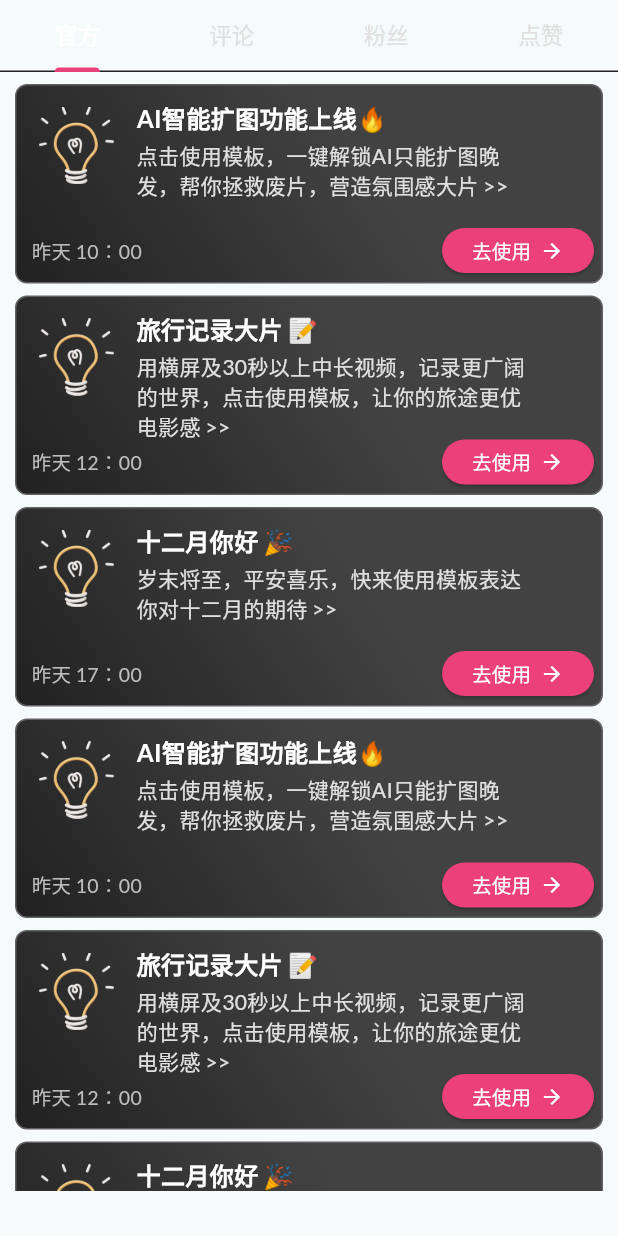
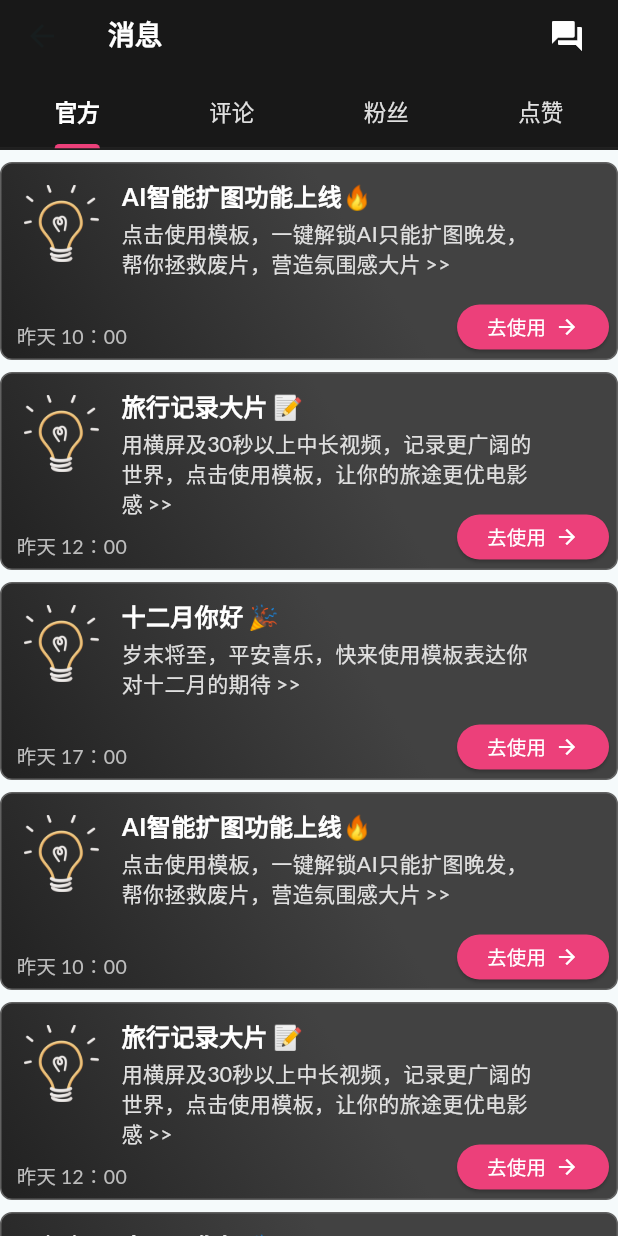
Before and after one commit to Cc-Edit/CcClipApp, a Flutter app: the MessageList screen opened directly, on a phone screen of 412 x 824 dp. Run offline on Flutter 3.47's test engine with Material 3 defaults, Android fonts, the phone set to English and light mode, and no system bars; our stand-ins replace card_swiper, flutter_mobx, google_fonts, mobx; generated files the repository leaves out were written again.

Commit message:
个人主页

```diff
--- a/lib/component/ListItem/MessageListItem.dart
+++ b/lib/component/ListItem/MessageListItem.dart
@@ -97,10 +97,12 @@ class MessageListItem extends StatelessWidget {
                         height: 35,
                         child: Row(
                           mainAxisAlignment: MainAxisAlignment.end,
+                          crossAxisAlignment: CrossAxisAlignment.end,
                           children: [
                             Container(
                               width: 100,
-                              padding: const EdgeInsets.only(left: 10),
+                              height: 20,
+                              padding: const EdgeInsets.only(left: 10, bottom: 0),
                               child: Text(listData!.time, style: TextStyle(
                                 color: Colors.grey[400],
                                 fontSize: 13,
--- a/lib/component/MessageList.dart
+++ b/lib/component/MessageList.dart
@@ -1,6 +1,4 @@
 import 'dart:math';
-
-import 'package:flutter/gestures.dart';
 import 'package:flutter/material.dart';
 
 import 'package:cc_clip_app/model/MessageListData.dart';
@@ -12,18 +10,14 @@ class MessageList extends StatefulWidget {
   @override
   State<MessageList> createState() => MessageListState();
 }
+
 // TickerProviderStateMixin 用来实现动画
 class MessageListState extends State<MessageList> with TickerProviderStateMixin {
 
   List<MessageListData> messageListData = MessageListData.messageList;
   AnimationController? animationController; // 动画管理
 
-  static const List<Tab> myTabs = <Tab>[
-    Tab(text: '官方'),
-    Tab(text: '评论'),
-    Tab(text: '粉丝'),
-    Tab(text: '点赞'),
-  ];
+  final List<String> tabs = <String>['官方', '评论', '粉丝', '点赞'];
 
   @override
   void dispose(){
@@ -50,7 +44,7 @@ class MessageListState extends State<MessageList> with TickerProviderStateMixin
   @override
   Widget build(BuildContext context) {
     return DefaultTabController(
-      length: myTabs.length,
+        length: tabs.length,
         child: Builder(builder: (BuildContext context) {
           final TabController tabController = DefaultTabController.of(context);
           tabController.addListener(() {
@@ -58,9 +52,26 @@ class MessageListState extends State<MessageList> with TickerProviderStateMixin
               getData(tabController.index);
             }
           });
-        return Column(
+          return  Scaffold(
+              body:NestedScrollView(
+                  headerSliverBuilder: (BuildContext context, bool innerBoxIsScrolled) {
+                    return <Widget>[
+                      SliverOverlapAbsorber(
+                        handle:
+                        NestedScrollView.sliverOverlapAbsorberHandleFor(context),
+                        sliver: SliverAppBar(
+                          scrolledUnderElevation: 0.0,
+                          title: const SizedBox(
+                            height: 30,
+                            child: Text('消息'),
+                          ),
+                          bottom: PreferredSize(
+                            preferredSize: const Size.fromHeight(1),
+                            child: Column(
                               children: [
-            TabBar(
+                                Container(
+                                  color: const Color(0xFF181818),
+                                  child: TabBar(
                                       overlayColor: MaterialStateProperty.resolveWith((states) => Colors.grey[900]),
                                       indicatorColor: Colors.pink[400],
                                       controller: tabController,
@@ -76,21 +87,78 @@ class MessageListState extends State<MessageList> with TickerProviderStateMixin
                                           fontWeight: FontWeight.normal
                                       ),
                                       dividerColor: Colors.grey[900],
-              tabs: myTabs,
+                                      tabs: tabs.map((String name) => Tab(text: name)).toList()
                                   ),
-            Expanded(
-              child: Container(
-                padding: const EdgeInsets.only(bottom: 30),
-                child: TabBarView(
+                                ),
+                                Container(
+                                  color: Colors.grey[900],
+                                  height: 1.0,
+                                ),
+                              ],
+                            ),
+
+                          ),
+                          actions: [
+                            Container(
+                              padding: const EdgeInsets.fromLTRB(0, 0, 10, 0),
+                              child: Row(
+                                children: [
+                                  IconButton(
+                                    padding: const EdgeInsets.all(0),
+                                    alignment: Alignment.center,
+                                    highlightColor: Colors.white.withOpacity(1),
+                                    color: Colors.white,
+                                    icon: const Icon(Icons.question_answer),
+                                    onPressed: () => {},
+                                  )
+                                ],
+                              ),
+                            )
+                          ],
+                          forceElevated: innerBoxIsScrolled,
+                          expandedHeight: 100,
+                          toolbarHeight: 48,
+                          collapsedHeight: 48,
+                          backgroundColor: const Color(0xFF181818),
+                          titleTextStyle: const TextStyle(
+                              fontSize: 18,
+                              fontStyle: FontStyle.normal,
+                              fontWeight: FontWeight.bold,
+                              color: Colors.white
+                          ),
+                          floating: false,
+                          pinned: true,
+                          snap: false,
+                        ),
+                      ),
+                    ];
+                  },
+                  body: TabBarView(
                     physics: const NeverScrollableScrollPhysics(),
                     controller: tabController,
-                  children:  [
-                    ...List.generate(myTabs.length, (index) {
-                      if(index == 0){
-                        return ListView(
-                            padding: const EdgeInsets.fromLTRB(10, 8, 10, 8),
-                            children: <Widget>[
-                              ...List.generate(messageListData.length, (index) {
+                    children: tabs.map((String name) {
+                      return SafeArea(
+                          top: false,
+                          bottom: false,
+                          child: Builder(
+                              builder: (BuildContext context) {
+                                if(tabController.index != 0) {
+                                  return  const Center(child: Text('暂时没有更多消息'));
+                                }
+                                return CustomScrollView(
+                                    key: PageStorageKey<String>(name),
+                                    slivers: <Widget>[
+                                      SliverOverlapInjector(
+                                        handle: NestedScrollView.sliverOverlapAbsorberHandleFor(context),
+                                      ),
+                                      SliverPadding(
+                                        padding: const EdgeInsets.only(top: 8.0, bottom: 80),
+                                        sliver: SliverFixedExtentList(
+                                          itemExtent: 140.0,
+                                          delegate: SliverChildBuilderDelegate((BuildContext context, int index) {
+                                            if(tabController.index != 0) {
+                                              return const Center(child: Text('暂时没有更多消息'));
+                                            }
                                             final int count = messageListData.length;
                                             final int animationCount = min(count, 5);
                                             final int animationIndex = min(index, 5);
@@ -113,22 +181,17 @@ class MessageListState extends State<MessageList> with TickerProviderStateMixin
                                               animationController: animationController,
                                               callBack: () {},
                                             );
-                              }),
-                              const SizedBox(
-                                height: 80,
-                              )
-                            ]
-                        );
-                      }else{
-                        return  const Center(child: Text('暂时没有更多消息'));
-                      }
-                    }),
-                  ],
-                ),
+                                          }, childCount: messageListData.length,),
                                         ),
                                       )
                                     ]
                                 );
+                              }
+                          )
+                      );
+                    }).toList(),
+                  )
+              ));
         }),
     );
   }
--- a/lib/pages/MessagePage.dart
+++ b/lib/pages/MessagePage.dart
@@ -19,44 +19,6 @@ class MessagePageState extends State<MessagePage> {
   @override
   Widget build(BuildContext context) {
     // Scaffold 是一个类似fixed的容器，用来实现导航栏、悬浮、侧边栏等
-    return Scaffold(
-      appBar: AppBar(
-        scrolledUnderElevation: 0.0,
-        title: Text(widget.title),
-        bottom: PreferredSize(
-          preferredSize: const Size.fromHeight(1),
-          child: Container(
-            color: Colors.grey[900],
-            height: 1.0,
-          ),
-        ),
-        actions: [
-          Container(
-            padding: const EdgeInsets.fromLTRB(0, 0, 10, 0),
-            child: Row(
-              children: [
-                IconButton(
-                  padding: const EdgeInsets.all(0),
-                  alignment: Alignment.center,
-                  highlightColor: Colors.white.withOpacity(1),
-                  color: Colors.white,
-                  icon: const Icon(Icons.question_answer),
-                  onPressed: () => {},
-                )
-              ],
-            ),
-          )
-        ],
-        toolbarHeight: 35,
-        backgroundColor: const Color(0xFF181818),
-        titleTextStyle: const TextStyle(
-            fontSize: 18,
-            fontStyle: FontStyle.normal,
-            fontWeight: FontWeight.bold,
-            color: Colors.white
-        ),
-      ),
-      body: const MessageList()
-    );
+    return const MessageList();
   }
 }
```
Lines whose indentation alone changed are shown as unchanged.
